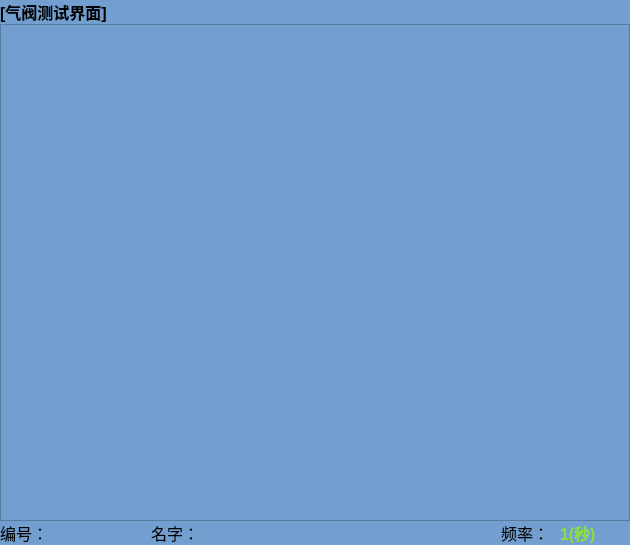
Qt form frm/Frm_testingMenu.ui (lvxiaowei/linux_lcCode) before a commit.
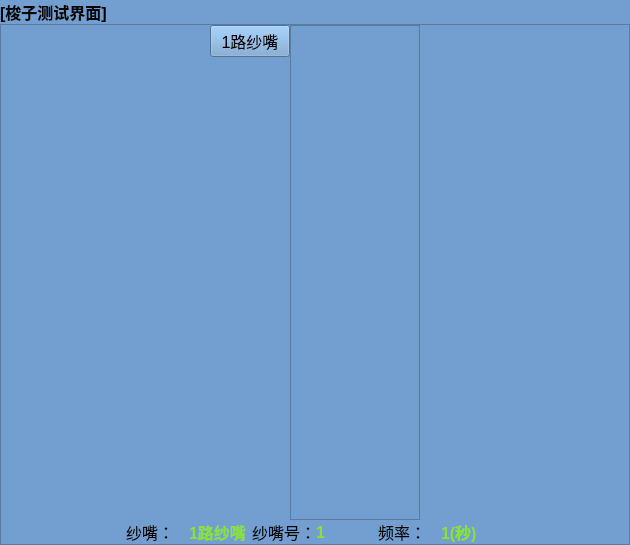
The same form after that commit. Icons and pictures are not drawn.

Commit message: 新增功能：测试界面支持梭子测试

The edit to the form file:
```diff
--- a/frm/Frm_testingMenu.ui
+++ b/frm/Frm_testingMenu.ui
@@ -35,7 +35,7 @@
       <string notr="true">background-color: rgb(114, 159, 207);</string>
      </property>
      <property name="currentIndex">
-      <number>1</number>
+      <number>4</number>
      </property>
      <widget class="QWidget" name="page">
       <widget class="QLabel" name="label">
@@ -413,15 +413,24 @@
       </widget>
      </widget>
      <widget class="QWidget" name="page_4">
+      <layout class="QGridLayout" name="gridLayout_5" rowstretch="0,1">
+       <property name="leftMargin">
+        <number>0</number>
+       </property>
+       <property name="topMargin">
+        <number>0</number>
+       </property>
+       <property name="rightMargin">
+        <number>0</number>
+       </property>
+       <property name="bottomMargin">
+        <number>0</number>
+       </property>
+       <property name="spacing">
+        <number>0</number>
+       </property>
+       <item row="0" column="0">
       <widget class="QLabel" name="label_7">
-       <property name="geometry">
-        <rect>
-         <x>9</x>
-         <y>9</y>
-         <width>171</width>
-         <height>22</height>
-        </rect>
-       </property>
        <property name="font">
         <font>
          <pointsize>12</pointsize>
@@ -433,39 +442,78 @@
         <string>[选针器测试界面]</string>
        </property>
       </widget>
+       </item>
+       <item row="0" column="1">
+        <spacer name="horizontalSpacer_5">
+         <property name="orientation">
+          <enum>Qt::Horizontal</enum>
+         </property>
+         <property name="sizeHint" stdset="0">
+          <size>
+           <width>503</width>
+           <height>20</height>
+          </size>
+         </property>
+        </spacer>
+       </item>
+       <item row="1" column="0" colspan="2">
       <widget class="QFrame" name="frame_2">
-       <property name="geometry">
-        <rect>
-         <x>220</x>
-         <y>40</y>
-         <width>101</width>
-         <height>441</height>
-        </rect>
-       </property>
        <property name="frameShape">
         <enum>QFrame::StyledPanel</enum>
        </property>
        <property name="frameShadow">
         <enum>QFrame::Raised</enum>
        </property>
-       <layout class="QGridLayout" name="gridLayout_5">
+         <layout class="QGridLayout" name="gridLayout_7" columnstretch="1,0,1,1,1">
         <property name="leftMargin">
-         <number>0</number>
+           <number>5</number>
         </property>
         <property name="topMargin">
-         <number>0</number>
+           <number>5</number>
         </property>
         <property name="rightMargin">
-         <number>0</number>
+           <number>5</number>
         </property>
         <property name="bottomMargin">
-         <number>0</number>
+           <number>5</number>
         </property>
         <property name="spacing">
          <number>0</number>
         </property>
-        <item row="0" column="0">
+          <item row="1" column="1" rowspan="2">
+           <spacer name="verticalSpacer">
+            <property name="orientation">
+             <enum>Qt::Vertical</enum>
+            </property>
+            <property name="sizeHint" stdset="0">
+             <size>
+              <width>20</width>
+              <height>438</height>
+             </size>
+            </property>
+           </spacer>
+          </item>
+          <item row="3" column="4">
+           <spacer name="horizontalSpacer_6">
+            <property name="orientation">
+             <enum>Qt::Horizontal</enum>
+            </property>
+            <property name="sizeHint" stdset="0">
+             <size>
+              <width>146</width>
+              <height>20</height>
+             </size>
+            </property>
+           </spacer>
+          </item>
+          <item row="0" column="2" rowspan="3">
          <widget class="QTableWidget" name="m_tabActuator">
+            <property name="maximumSize">
+             <size>
+              <width>150</width>
+              <height>16777215</height>
+             </size>
+            </property>
           <property name="gridStyle">
            <enum>Qt::NoPen</enum>
           </property>
@@ -480,36 +528,21 @@
           </attribute>
          </widget>
         </item>
-       </layout>
-      </widget>
-      <widget class="QPushButton" name="pushButton">
-       <property name="geometry">
-        <rect>
-         <x>140</x>
-         <y>40</y>
-         <width>80</width>
-         <height>28</height>
-        </rect>
-       </property>
-       <property name="font">
-        <font>
-         <pointsize>12</pointsize>
-        </font>
-       </property>
-       <property name="text">
-        <string>选针器１F</string>
-       </property>
-      </widget>
-      <widget class="QWidget" name="layoutWidget">
-       <property name="geometry">
-        <rect>
-         <x>60</x>
-         <y>510</y>
-         <width>491</width>
-         <height>24</height>
-        </rect>
-       </property>
-       <layout class="QHBoxLayout" name="horizontalLayout_2" stretch="1,2,1,1,1,1">
+          <item row="3" column="0" colspan="4">
+           <layout class="QHBoxLayout" name="horizontalLayout_2" stretch="0,1,2,1,1,1,1">
+            <item>
+             <spacer name="horizontalSpacer_9">
+              <property name="orientation">
+               <enum>Qt::Horizontal</enum>
+              </property>
+              <property name="sizeHint" stdset="0">
+               <size>
+                <width>40</width>
+                <height>20</height>
+               </size>
+              </property>
+             </spacer>
+            </item>
         <item>
          <widget class="QLabel" name="label_8">
           <property name="font">
@@ -616,7 +649,334 @@
          </widget>
         </item>
        </layout>
-      </widget>
+          </item>
+          <item row="2" column="3" colspan="2">
+           <spacer name="horizontalSpacer_7">
+            <property name="orientation">
+             <enum>Qt::Horizontal</enum>
+            </property>
+            <property name="sizeHint" stdset="0">
+             <size>
+              <width>294</width>
+              <height>20</height>
+             </size>
+            </property>
+           </spacer>
+          </item>
+          <item row="0" column="0" colspan="2">
+           <widget class="QPushButton" name="pushButton">
+            <property name="maximumSize">
+             <size>
+              <width>16777215</width>
+              <height>16777215</height>
+             </size>
+            </property>
+            <property name="font">
+             <font>
+              <pointsize>12</pointsize>
+             </font>
+            </property>
+            <property name="text">
+             <string>选针器１F</string>
+            </property>
+           </widget>
+          </item>
+          <item row="1" column="0">
+           <spacer name="horizontalSpacer_8">
+            <property name="orientation">
+             <enum>Qt::Horizontal</enum>
+            </property>
+            <property name="sizeHint" stdset="0">
+             <size>
+              <width>146</width>
+              <height>20</height>
+             </size>
+            </property>
+           </spacer>
+          </item>
+         </layout>
+        </widget>
+       </item>
+      </layout>
+     </widget>
+     <widget class="QWidget" name="page_5">
+      <layout class="QGridLayout" name="gridLayout_6" rowstretch="0,1">
+       <property name="leftMargin">
+        <number>0</number>
+       </property>
+       <property name="topMargin">
+        <number>0</number>
+       </property>
+       <property name="rightMargin">
+        <number>0</number>
+       </property>
+       <property name="bottomMargin">
+        <number>0</number>
+       </property>
+       <property name="spacing">
+        <number>0</number>
+       </property>
+       <item row="0" column="0">
+        <widget class="QLabel" name="label_11">
+         <property name="font">
+          <font>
+           <pointsize>12</pointsize>
+           <weight>75</weight>
+           <bold>true</bold>
+          </font>
+         </property>
+         <property name="text">
+          <string>[梭子测试界面]</string>
+         </property>
+        </widget>
+       </item>
+       <item row="0" column="1">
+        <spacer name="horizontalSpacer_4">
+         <property name="orientation">
+          <enum>Qt::Horizontal</enum>
+         </property>
+         <property name="sizeHint" stdset="0">
+          <size>
+           <width>519</width>
+           <height>20</height>
+          </size>
+         </property>
+        </spacer>
+       </item>
+       <item row="1" column="0" colspan="2">
+        <widget class="QFrame" name="frame">
+         <property name="frameShape">
+          <enum>QFrame::StyledPanel</enum>
+         </property>
+         <property name="frameShadow">
+          <enum>QFrame::Raised</enum>
+         </property>
+         <layout class="QGridLayout" name="gridLayout_9" columnstretch="3,3,3">
+          <property name="leftMargin">
+           <number>0</number>
+          </property>
+          <property name="topMargin">
+           <number>0</number>
+          </property>
+          <property name="rightMargin">
+           <number>0</number>
+          </property>
+          <property name="bottomMargin">
+           <number>0</number>
+          </property>
+          <property name="spacing">
+           <number>0</number>
+          </property>
+          <item row="0" column="0">
+           <spacer name="horizontalSpacer_12">
+            <property name="orientation">
+             <enum>Qt::Horizontal</enum>
+            </property>
+            <property name="sizeHint" stdset="0">
+             <size>
+              <width>206</width>
+              <height>20</height>
+             </size>
+            </property>
+           </spacer>
+          </item>
+          <item row="0" column="1">
+           <layout class="QGridLayout" name="gridLayout_8">
+            <item row="0" column="0">
+             <widget class="QPushButton" name="pushButton_2">
+              <property name="font">
+               <font>
+                <pointsize>12</pointsize>
+               </font>
+              </property>
+              <property name="text">
+               <string>1路纱嘴</string>
+              </property>
+             </widget>
+            </item>
+            <item row="0" column="1" rowspan="2">
+             <widget class="QTableWidget" name="m_tabYF1">
+              <property name="gridStyle">
+               <enum>Qt::NoPen</enum>
+              </property>
+              <attribute name="horizontalHeaderVisible">
+               <bool>false</bool>
+              </attribute>
+              <attribute name="verticalHeaderVisible">
+               <bool>false</bool>
+              </attribute>
+              <attribute name="verticalHeaderCascadingSectionResizes">
+               <bool>false</bool>
+              </attribute>
+             </widget>
+            </item>
+            <item row="1" column="0">
+             <spacer name="verticalSpacer_2">
+              <property name="orientation">
+               <enum>Qt::Vertical</enum>
+              </property>
+              <property name="sizeHint" stdset="0">
+               <size>
+                <width>20</width>
+                <height>398</height>
+               </size>
+              </property>
+             </spacer>
+            </item>
+           </layout>
+          </item>
+          <item row="0" column="2">
+           <spacer name="horizontalSpacer_13">
+            <property name="orientation">
+             <enum>Qt::Horizontal</enum>
+            </property>
+            <property name="sizeHint" stdset="0">
+             <size>
+              <width>206</width>
+              <height>20</height>
+             </size>
+            </property>
+           </spacer>
+          </item>
+          <item row="1" column="0" colspan="3">
+           <layout class="QHBoxLayout" name="horizontalLayout_4" stretch="2,1,1,1,1,1,1,2">
+            <item>
+             <spacer name="horizontalSpacer_10">
+              <property name="orientation">
+               <enum>Qt::Horizontal</enum>
+              </property>
+              <property name="sizeHint" stdset="0">
+               <size>
+                <width>40</width>
+                <height>20</height>
+               </size>
+              </property>
+             </spacer>
+            </item>
+            <item>
+             <widget class="QLabel" name="label_12">
+              <property name="font">
+               <font>
+                <pointsize>12</pointsize>
+               </font>
+              </property>
+              <property name="text">
+               <string>纱嘴：</string>
+              </property>
+              <property name="alignment">
+               <set>Qt::AlignLeading|Qt::AlignLeft|Qt::AlignVCenter</set>
+              </property>
+             </widget>
+            </item>
+            <item>
+             <widget class="QLabel" name="m_YFName">
+              <property name="font">
+               <font>
+                <pointsize>12</pointsize>
+                <weight>75</weight>
+                <bold>true</bold>
+               </font>
+              </property>
+              <property name="styleSheet">
+               <string notr="true">color: rgb(138, 226, 52);</string>
+              </property>
+              <property name="text">
+               <string>1路纱嘴</string>
+              </property>
+              <property name="alignment">
+               <set>Qt::AlignLeading|Qt::AlignLeft|Qt::AlignVCenter</set>
+              </property>
+             </widget>
+            </item>
+            <item>
+             <widget class="QLabel" name="label_13">
+              <property name="font">
+               <font>
+                <pointsize>12</pointsize>
+               </font>
+              </property>
+              <property name="text">
+               <string>纱嘴号：</string>
+              </property>
+              <property name="alignment">
+               <set>Qt::AlignLeading|Qt::AlignLeft|Qt::AlignVCenter</set>
+              </property>
+             </widget>
+            </item>
+            <item>
+             <widget class="QLabel" name="m_labYFNO">
+              <property name="font">
+               <font>
+                <pointsize>12</pointsize>
+                <weight>75</weight>
+                <bold>true</bold>
+               </font>
+              </property>
+              <property name="styleSheet">
+               <string notr="true">color: rgb(138, 226, 52);</string>
+              </property>
+              <property name="text">
+               <string>1</string>
+              </property>
+              <property name="alignment">
+               <set>Qt::AlignLeading|Qt::AlignLeft|Qt::AlignVCenter</set>
+              </property>
+             </widget>
+            </item>
+            <item>
+             <widget class="QLabel" name="label_14">
+              <property name="font">
+               <font>
+                <pointsize>12</pointsize>
+               </font>
+              </property>
+              <property name="text">
+               <string>频率：</string>
+              </property>
+              <property name="alignment">
+               <set>Qt::AlignLeading|Qt::AlignLeft|Qt::AlignVCenter</set>
+              </property>
+             </widget>
+            </item>
+            <item>
+             <widget class="QLabel" name="m_labNO_5">
+              <property name="font">
+               <font>
+                <pointsize>12</pointsize>
+                <weight>75</weight>
+                <bold>true</bold>
+               </font>
+              </property>
+              <property name="styleSheet">
+               <string notr="true">color: rgb(138, 226, 52);</string>
+              </property>
+              <property name="text">
+               <string>1(秒)</string>
+              </property>
+              <property name="alignment">
+               <set>Qt::AlignLeading|Qt::AlignLeft|Qt::AlignVCenter</set>
+              </property>
+             </widget>
+            </item>
+            <item>
+             <spacer name="horizontalSpacer_11">
+              <property name="orientation">
+               <enum>Qt::Horizontal</enum>
+              </property>
+              <property name="sizeHint" stdset="0">
+               <size>
+                <width>40</width>
+                <height>20</height>
+               </size>
+              </property>
+             </spacer>
+            </item>
+           </layout>
+          </item>
+         </layout>
+        </widget>
+       </item>
+      </layout>
      </widget>
     </widget>
    </item>
```
Lines whose indentation alone changed are shown as unchanged. The commit also changes 2 other files.
